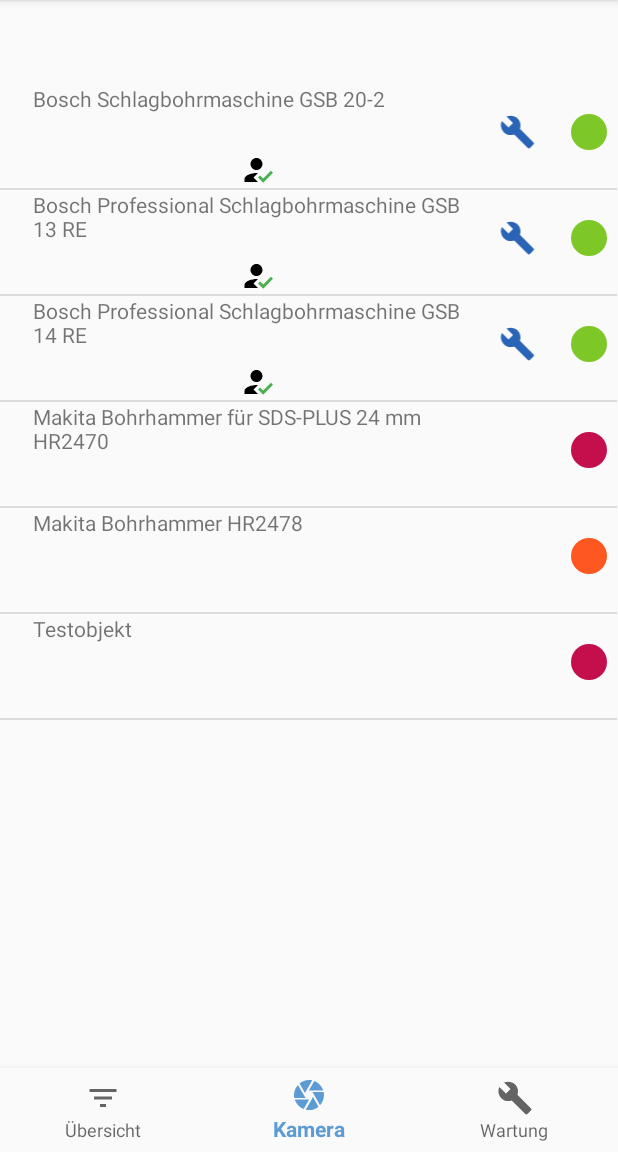
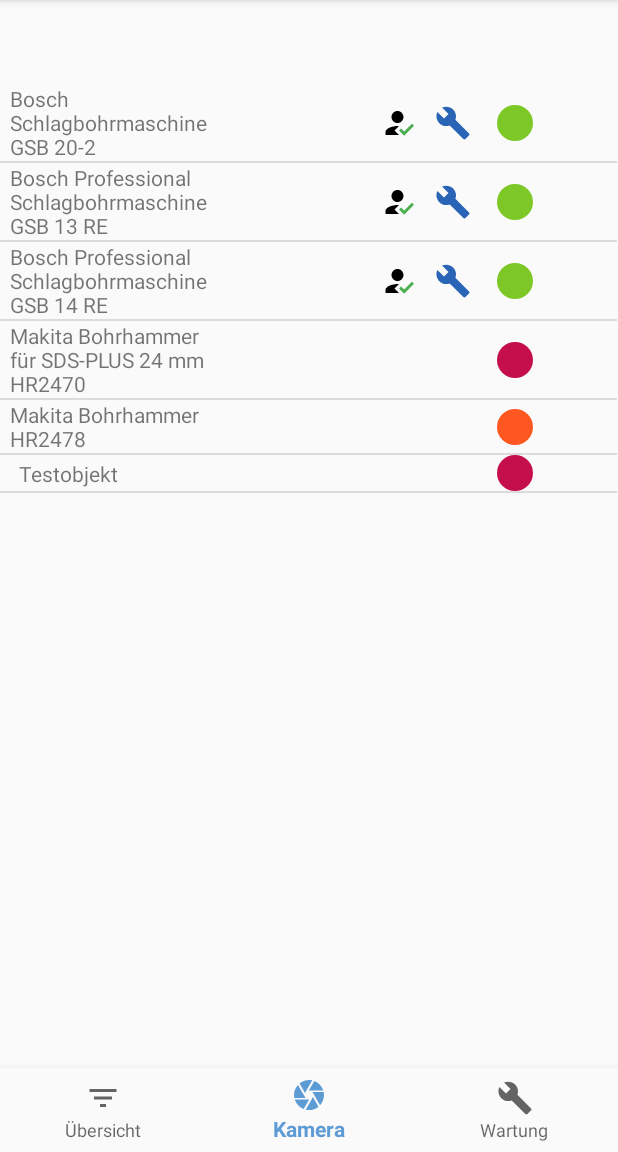
Before and after one commit to LeleZuGut/TrackingApp_Neu, an Android app: the fragment HomeFragment placed in its activity, on a phone screen of 412 x 824 dp, the part 84-1236 px from its top. Run offline under Robolectric (Android 15) with nearby library versions, the phone set to English and light mode, and no system bars; our stand-ins replace navigation-ui; libraries missing offline, so code that uses them is left out: com.google.zxing.integration.

Commit message:
Layoutänderungen

```diff
--- a/app/src/main/java/com/example/trackingapp/listmodel/DevicesListAdapter.java
+++ b/app/src/main/java/com/example/trackingapp/listmodel/DevicesListAdapter.java
@@ -56,10 +56,10 @@ public class DevicesListAdapter extends BaseAdapter {
     public View getView(int position, final View convertView, ViewGroup parent) {
         final Object o = objects.get(position);
         View lstItem = (convertView == null) ? inflater.inflate(this.layoutId, null) : convertView;
-        ((TextView) lstItem.findViewById(R.id.text_view_device_listView)).setText(o.toString());
-        final ImageView status= (ImageView) lstItem.findViewById(R.id.image_view_status_listView);
-        ImageView fixing = (ImageView) lstItem.findViewById(R.id.image_view_fix_listView);
-        ImageView borrow = (ImageView) lstItem.findViewById(R.id.image_view_borrow_listView);
+        ((TextView) lstItem.findViewById(R.id.text_view_device_listView2)).setText(o.toString());
+        final ImageView status= (ImageView) lstItem.findViewById(R.id.image_view_status_listView2);
+        ImageView fixing = (ImageView) lstItem.findViewById(R.id.image_view_fix_listView2);
+        ImageView borrow = (ImageView) lstItem.findViewById(R.id.image_view_borrow_listView2);
 
         switch (o.getStatus()){
             case "frei":
--- a/app/src/main/java/com/example/trackingapp/ui/home/HomeFragment.java
+++ b/app/src/main/java/com/example/trackingapp/ui/home/HomeFragment.java
@@ -74,7 +74,7 @@ public class HomeFragment extends Fragment {
             o.setStatus((resultset.getString(3)));
             arr.add(o);
         }
-        DevicesListAdapter myadapter = new DevicesListAdapter(this.getActivity(), R.layout.list_view_devices, arr);
+        DevicesListAdapter myadapter = new DevicesListAdapter(this.getActivity(), R.layout.list_view_devices_2, arr);
         list.setAdapter(myadapter);
     }
 
--- a/app/src/main/res/drawable/circle_green.xml
+++ b/app/src/main/res/drawable/circle_green.xml
@@ -2,6 +2,6 @@
 <shape xmlns:android="http://schemas.android.com/apk/res/android" android:shape="oval">
     <solid android:color="#7DC826"/>
     <size
-        android:width="120dp"
-        android:height="120dp"/>
+        android:width="24dp"
+        android:height="24dp"/>
 </shape>
--- a/app/src/main/res/drawable/circle_orange.xml
+++ b/app/src/main/res/drawable/circle_orange.xml
@@ -2,6 +2,6 @@
 <shape xmlns:android="http://schemas.android.com/apk/res/android" android:shape="oval">
     <solid android:color="#FF5722"/>
     <size
-        android:width="120dp"
-        android:height="120dp"/>
+        android:width="24dp"
+        android:height="24dp"/>
 </shape>
--- a/app/src/main/res/drawable/circle_red.xml
+++ b/app/src/main/res/drawable/circle_red.xml
@@ -2,6 +2,6 @@
 <shape xmlns:android="http://schemas.android.com/apk/res/android" android:shape="oval">
     <solid android:color="#C50E4C"/>
     <size
-        android:width="120dp"
-        android:height="120dp"/>
+        android:width="24dp"
+        android:height="24dp"/>
 </shape>
--- a/app/src/main/res/layout/list_view_devices.xml
+++ b/app/src/main/res/layout/list_view_devices.xml
@@ -1,63 +1,62 @@
 <?xml version="1.0" encoding="utf-8"?>
 <LinearLayout xmlns:android="http://schemas.android.com/apk/res/android"
     xmlns:app="http://schemas.android.com/apk/res-auto"
-    android:layout_width="match_parent"
+    android:layout_width="wrap_content"
     android:layout_height="match_parent"
     android:orientation="horizontal">
 
     <Space
-        android:layout_width="22dp"
-        android:layout_height="69dp" />
+        android:layout_width="wrap_content"
+        android:layout_height="69dp"
+        android:layout_weight="1" />
 
     <LinearLayout
         android:layout_width="wrap_content"
         android:layout_height="wrap_content"
+        android:layout_weight="2"
         android:orientation="vertical">
 
         <TextView
             android:id="@+id/text_view_device_listView"
-            android:layout_width="300dp"
-            android:layout_height="45dp"
-            android:layout_weight="2"
+            android:layout_width="wrap_content"
+            android:layout_height="wrap_content"
+            android:maxWidth="200dp"
             android:text="TextView" />
 
         <ImageView
             android:id="@+id/image_view_borrow_listView"
             android:layout_width="match_parent"
             android:layout_height="wrap_content"
-            android:layout_weight="2"
+            android:background="#92009688"
+            android:maxWidth="200dp"
             app:srcCompat="@drawable/ic_baseline_how_to_reg_24" />
     </LinearLayout>
 
     <LinearLayout
-        android:layout_width="wrap_content"
+        android:layout_width="57dp"
         android:layout_height="match_parent"
+        android:layout_weight="1"
         android:orientation="vertical">
 
         <Space
             android:layout_width="match_parent"
-            android:layout_height="20dp" />
+            android:layout_height="5dp" />
+
+        <ImageView
+            android:id="@+id/image_view_status_listView"
+            android:layout_width="wrap_content"
+            android:layout_height="24dp"
+            app:srcCompat="@drawable/circle_green" />
+
+        <Space
+            android:layout_width="match_parent"
+            android:layout_height="15dp" />
 
         <ImageView
             android:id="@+id/image_view_fix_listView"
-            android:layout_width="46dp"
+            android:layout_width="match_parent"
             android:layout_height="wrap_content"
             app:srcCompat="@drawable/ic_baseline_build_24" />
     </LinearLayout>
 
-    <LinearLayout
-        android:layout_width="match_parent"
-        android:layout_height="match_parent"
-        android:orientation="vertical">
-
-        <Space
-            android:layout_width="match_parent"
-            android:layout_height="20dp" />
-
-        <ImageView
-            android:id="@+id/image_view_status_listView"
-            android:layout_width="49dp"
-            android:layout_height="24dp"
-            app:srcCompat="@drawable/circle_green" />
-    </LinearLayout>
 </LinearLayout>
--- /dev/null
+++ b/app/src/main/res/layout/list_view_devices_2.xml
@@ -0,0 +1,59 @@
+<?xml version="1.0" encoding="utf-8"?>
+<androidx.constraintlayout.widget.ConstraintLayout
+    xmlns:android="http://schemas.android.com/apk/res/android"
+    xmlns:app="http://schemas.android.com/apk/res-auto"
+    xmlns:tools="http://schemas.android.com/tools"
+    android:layout_width="match_parent"
+    android:layout_height="match_parent">
+
+    <TextView
+        android:id="@+id/text_view_device_listView2"
+        android:layout_width="wrap_content"
+        android:layout_height="wrap_content"
+        android:maxWidth="150dp"
+        android:text="TextView"
+        app:layout_constraintBottom_toBottomOf="parent"
+        app:layout_constraintEnd_toStartOf="@+id/image_view_borrow_listView2"
+        app:layout_constraintHorizontal_bias="0.067"
+        app:layout_constraintStart_toStartOf="parent"
+        app:layout_constraintTop_toTopOf="parent" />
+
+    <ImageView
+        android:id="@+id/image_view_fix_listView2"
+        android:layout_width="wrap_content"
+        android:layout_height="wrap_content"
+        android:layout_marginEnd="16dp"
+        app:layout_constraintBottom_toBottomOf="parent"
+        app:layout_constraintEnd_toStartOf="@+id/image_view_status_listView2"
+        app:layout_constraintHorizontal_bias="0.996"
+        app:layout_constraintStart_toStartOf="parent"
+        app:layout_constraintTop_toTopOf="parent"
+        app:layout_constraintVertical_bias="0.503"
+        app:srcCompat="@drawable/ic_baseline_build_24" />
+
+    <ImageView
+        android:id="@+id/image_view_borrow_listView2"
+        android:layout_width="wrap_content"
+        android:layout_height="wrap_content"
+        android:layout_marginEnd="12dp"
+        app:layout_constraintBottom_toBottomOf="parent"
+        app:layout_constraintEnd_toStartOf="@+id/image_view_fix_listView2"
+        app:layout_constraintHorizontal_bias="1.0"
+        app:layout_constraintStart_toStartOf="parent"
+        app:layout_constraintTop_toTopOf="parent"
+        app:layout_constraintVertical_bias="0.503"
+        app:srcCompat="@drawable/ic_baseline_how_to_reg_24" />
+
+    <ImageView
+        android:id="@+id/image_view_status_listView2"
+        android:layout_width="wrap_content"
+        android:layout_height="wrap_content"
+        app:layout_constraintBottom_toBottomOf="parent"
+        app:layout_constraintEnd_toEndOf="parent"
+        app:layout_constraintHorizontal_bias="0.855"
+        app:layout_constraintStart_toStartOf="parent"
+        app:layout_constraintTop_toTopOf="parent"
+        app:layout_constraintVertical_bias="0.503"
+        app:srcCompat="@drawable/circle_green" />
+
+</androidx.constraintlayout.widget.ConstraintLayout>
```
